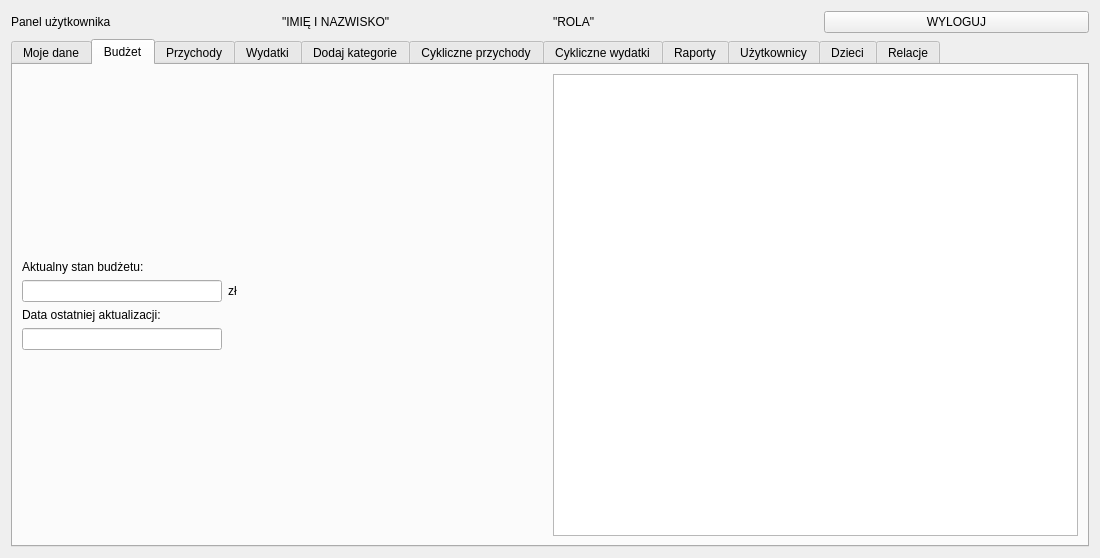
Above: ui/User_Panel.ui from Dawid-Robak-IG/BUDZET_DOMOWY before the change. Below: the same form after it.
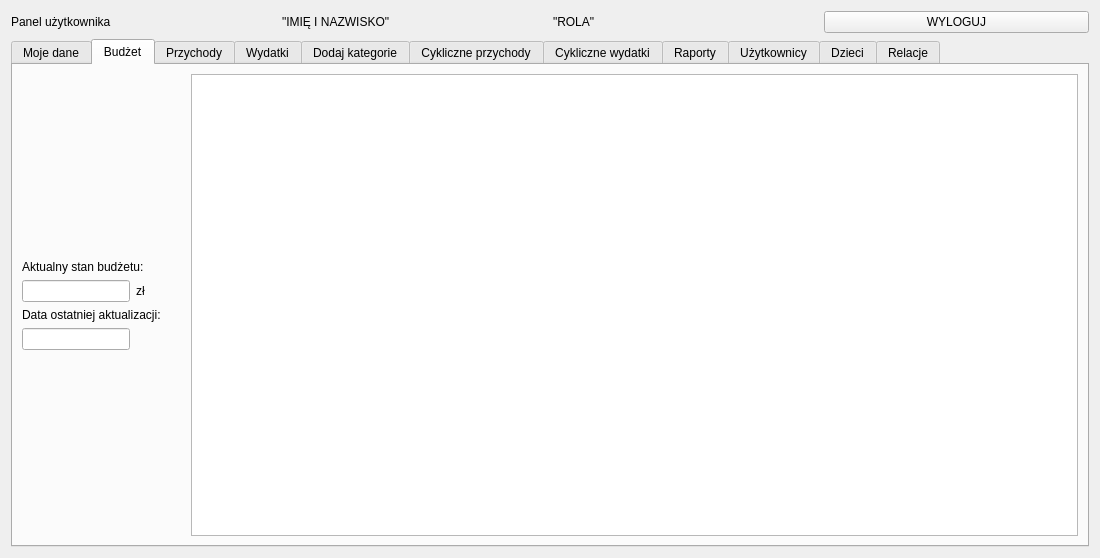
That is the form after the change. The open tabs and pages were chosen to show the change.

Patch:
```diff
--- a/ui/User_Panel.ui
+++ b/ui/User_Panel.ui
@@ -519,7 +519,14 @@
           </layout>
          </item>
          <item>
-          <widget class="QTableView" name="tableView_budzet"/>
+          <widget class="QTableView" name="tableView_budzet">
+           <property name="sizePolicy">
+            <sizepolicy hsizetype="Expanding" vsizetype="Expanding">
+             <horstretch>2</horstretch>
+             <verstretch>0</verstretch>
+            </sizepolicy>
+           </property>
+          </widget>
          </item>
         </layout>
        </item>
```
Left out of the diff: 2 changed lines with no effect on the pictures.
